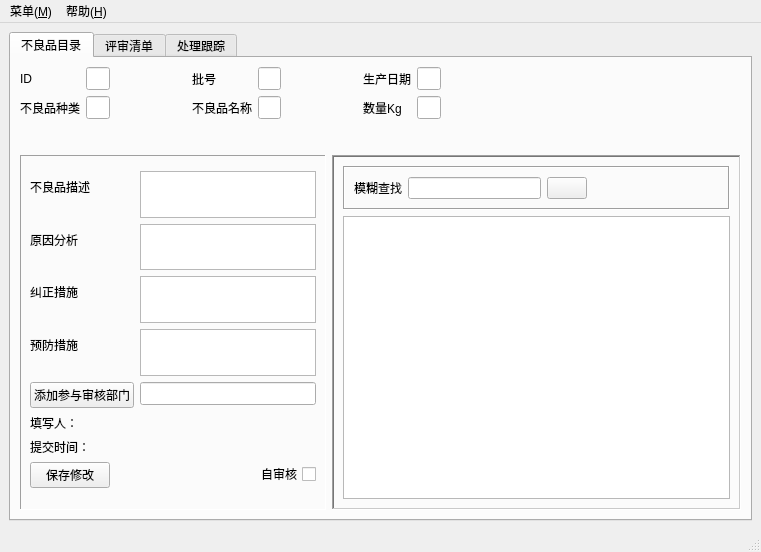
Before: the Qt Designer form mainwindow.ui in xeeboy/PartsReview, drawn with Qt 5.
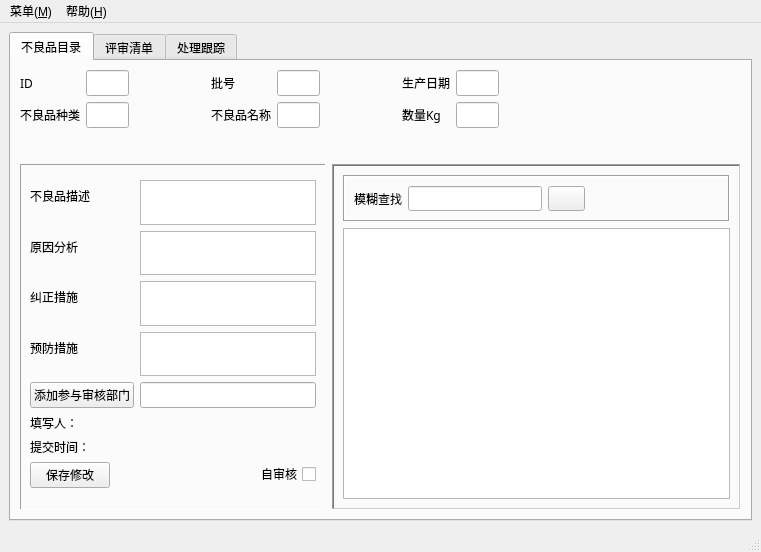
After: the same form once the commit is applied. The open tabs and pages were chosen to show the change. Icons and pictures are not drawn.

Diff of the .ui file:
```diff
--- a/mainwindow.ui
+++ b/mainwindow.ui
@@ -46,6 +46,11 @@
         <verstretch>0</verstretch>
        </sizepolicy>
       </property>
+      <property name="font">
+       <font>
+        <family>微软雅黑</family>
+       </font>
+      </property>
       <property name="currentIndex">
        <number>1</number>
       </property>
@@ -114,6 +119,7 @@
               </property>
               <property name="font">
                <font>
+                <family>微软雅黑</family>
                 <pointsize>10</pointsize>
                 <weight>75</weight>
                 <bold>true</bold>
@@ -140,6 +146,7 @@
               </property>
               <property name="font">
                <font>
+                <family>微软雅黑</family>
                 <pointsize>10</pointsize>
                 <weight>75</weight>
                 <bold>true</bold>
@@ -189,6 +196,7 @@
               </property>
               <property name="font">
                <font>
+                <family>微软雅黑</family>
                 <pointsize>10</pointsize>
                 <weight>75</weight>
                 <bold>true</bold>
@@ -222,6 +230,7 @@
               </property>
               <property name="font">
                <font>
+                <family>微软雅黑</family>
                 <pointsize>10</pointsize>
                 <weight>75</weight>
                 <bold>true</bold>
@@ -262,6 +271,7 @@
               </property>
               <property name="font">
                <font>
+                <family>微软雅黑</family>
                 <pointsize>10</pointsize>
                 <weight>75</weight>
                 <bold>true</bold>
@@ -288,6 +298,7 @@
               </property>
               <property name="font">
                <font>
+                <family>微软雅黑</family>
                 <pointsize>10</pointsize>
                 <weight>75</weight>
                 <bold>true</bold>
@@ -391,6 +402,7 @@
                  </property>
                  <property name="font">
                   <font>
+                   <family>微软雅黑</family>
                    <pointsize>10</pointsize>
                    <weight>50</weight>
                    <italic>false</italic>
@@ -417,6 +429,7 @@
                 <widget class="QTextEdit" name="precaution">
                  <property name="font">
                   <font>
+                   <family>微软雅黑</family>
                    <pointsize>10</pointsize>
                    <weight>50</weight>
                    <bold>false</bold>
@@ -476,6 +489,7 @@
                  </property>
                  <property name="font">
                   <font>
+                   <family>微软雅黑</family>
                    <pointsize>10</pointsize>
                   </font>
                  </property>
@@ -556,6 +570,7 @@
                 <widget class="QTextEdit" name="correctiveaciton">
                  <property name="font">
                   <font>
+                   <family>微软雅黑</family>
                    <pointsize>10</pointsize>
                    <weight>50</weight>
                    <bold>false</bold>
```
